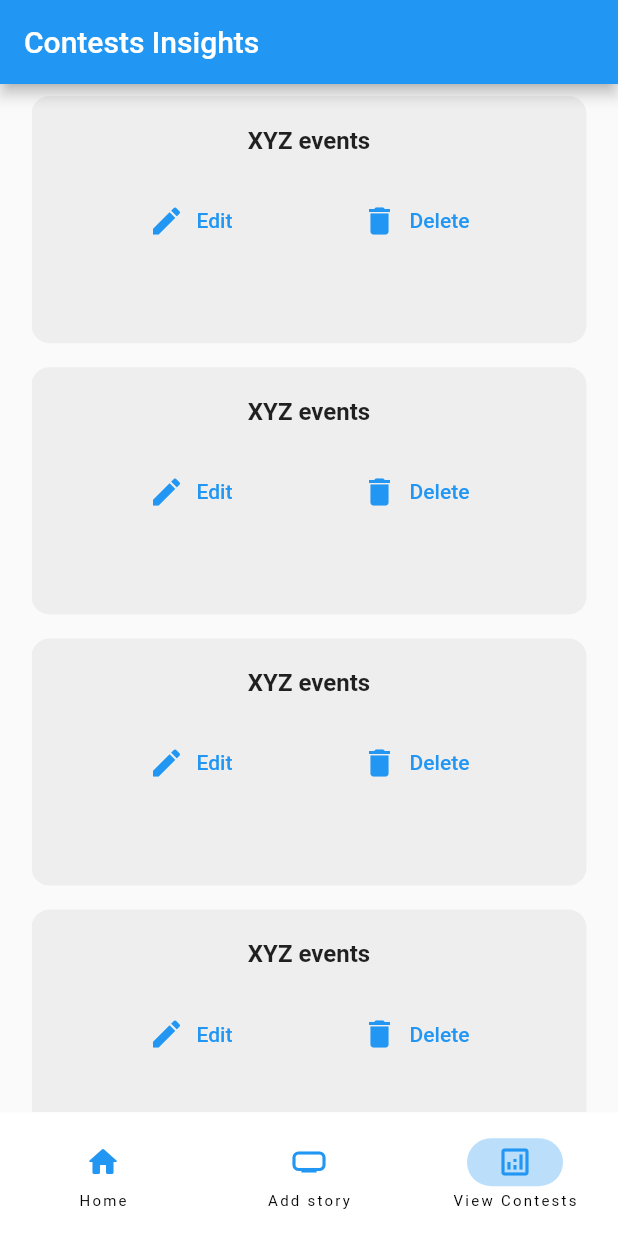
After one commit to AntoTomAbraham/socio-club-admin, a Flutter app: the screen it shows after launch, item 3 of the bottom bar chosen, on a phone screen of 412 x 824 dp. The commit adds this screen. Run offline on Flutter 3.47's test engine with Material 2 defaults, Android fonts, the phone set to English and light mode, and no system bars; our stand-ins replace carousel_slider, get; network calls fail.

Commit message:
contests screen uploaded

```diff
--- /dev/null
+++ b/lib/screens/contests_screen.dart
@@ -0,0 +1,74 @@
+import 'package:flutter/material.dart';
+import 'package:get/get.dart';
+
+class contests extends StatelessWidget {
+  List ele = [1, 2, 3, 4, 5, 6, 7, 8, 9, 8, 7, 6];
+
+  @override
+  Widget build(BuildContext context) {
+    return Scaffold(
+      appBar: AppBar(
+        title: Text("Contests Insights"),
+      ),
+      body: SingleChildScrollView(
+          child: Container(
+        height: Get.height * 1,
+        width: Get.width * 1,
+        child: Padding(
+          padding: const EdgeInsets.only(left: 21.0, right: 21.0),
+          child: Column(
+            children: [
+              Container(
+                height: Get.height * 1,
+                width: Get.width * 1,
+                child: ListView(
+                  children: ele.map((e) {
+                    return Padding(
+                      padding: const EdgeInsets.only(top: 8.0, bottom: 8.0),
+                      child: Container(
+                        height: Get.height * .2,
+                        width: Get.width * 1,
+                        decoration: BoxDecoration(
+                          borderRadius: BorderRadius.circular(12),
+                          color: Colors.grey[200],
+                        ),
+                        child: Column(
+                          children: [
+                            SizedBox(height: 20),
+                            Text(
+                              "XYZ events",
+                              style: TextStyle(
+                                fontSize: 16,
+                                fontWeight: FontWeight.w700,
+                              ),
+                            ),
+                            SizedBox(height: 20),
+                            Row(
+                              mainAxisAlignment: MainAxisAlignment.spaceEvenly,
+                              children: [
+                                TextButton.icon(
+                                  label: Text("Edit"),
+                                  onPressed: () {},
+                                  icon: Icon(Icons.edit),
+                                ),
+                                TextButton.icon(
+                                  label: Text("Delete"),
+                                  onPressed: () {},
+                                  icon: Icon(Icons.delete),
+                                )
+                              ],
+                            )
+                          ],
+                        ),
+                      ),
+                    );
+                  }).toList(),
+                ),
+              )
+            ],
+          ),
+        ),
+      )),
+    );
+  }
+}
--- a/lib/screens/home_screen.dart
+++ b/lib/screens/home_screen.dart
@@ -1,3 +1,4 @@
+import 'package:chat_app_admin/screens/contests_screen.dart';
 import 'package:chat_app_admin/screens/home.dart';
 import 'package:chat_app_admin/screens/story_screen.dart';
 import 'package:flutter/material.dart';
@@ -16,6 +17,7 @@ class _homescreenState extends State<homescreen> {
   List<Widget> tabPages = [
     home(),
     storyscreen(),
+    contests(),
   ];
 
   @override
@@ -68,6 +70,12 @@ class _homescreenState extends State<homescreen> {
                     Icons.home_max,
                     color: Colors.blue,
                   )),
+              NavigationDestination(
+                  label: "View Contests",
+                  icon: Icon(
+                    Icons.analytics_outlined,
+                    color: Colors.blue,
+                  )),
             ],
           )),
       body: SingleChildScrollView(
```
Also changed, not shown: 1 other file.
